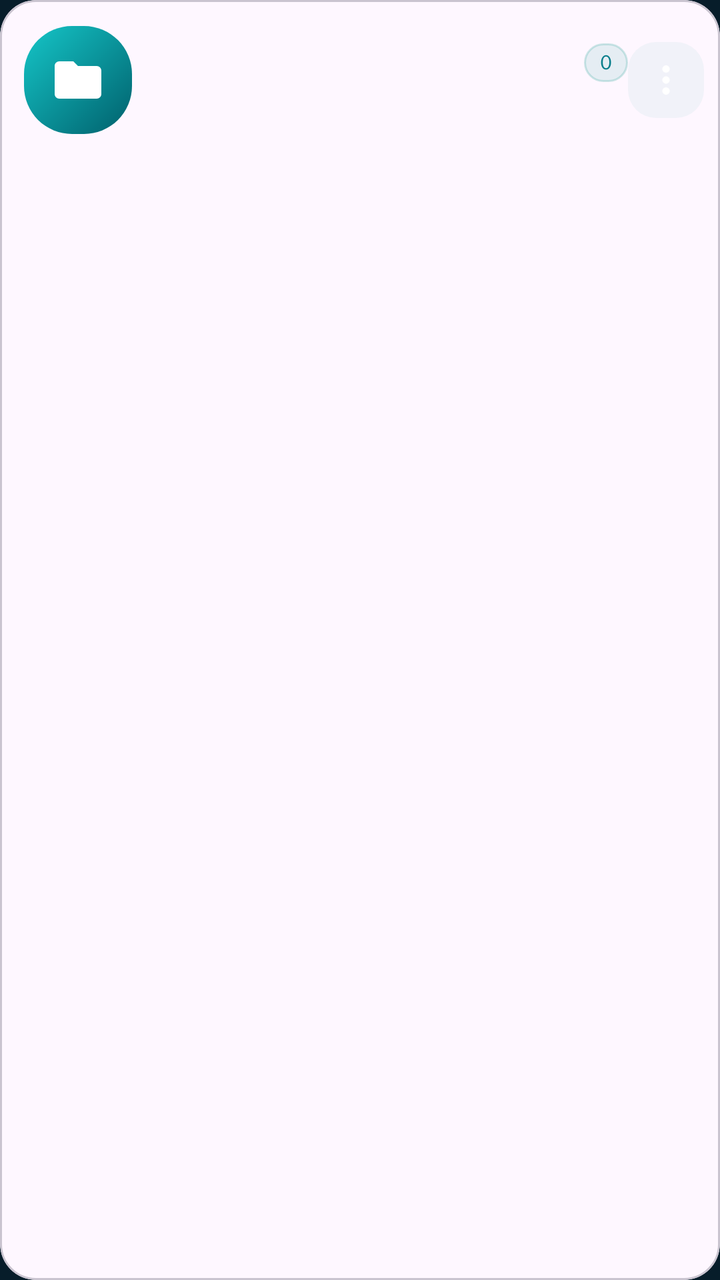
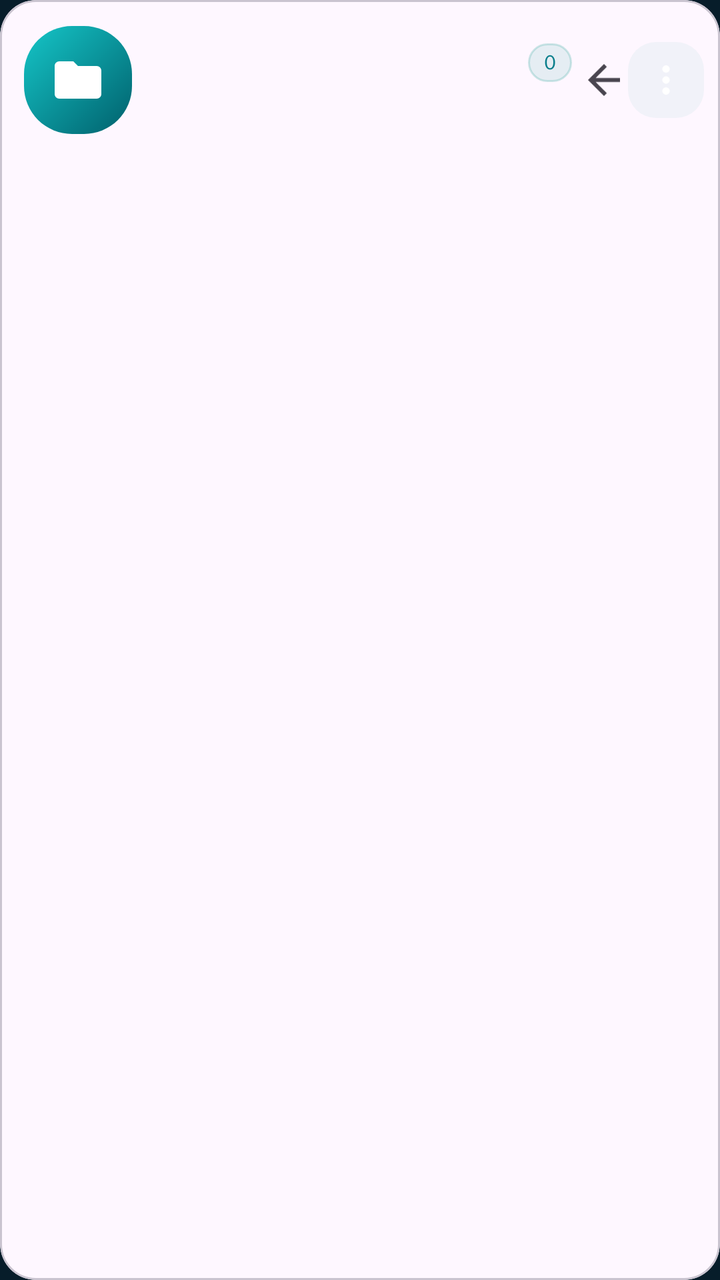

Before-and-after screenshots of an Android layout around one commit, followed by the original layout XML and the change that was made.
<!-- AndroidManifest.xml: application theme Theme.MasahHisabat -->
<!-- res/layout/item_group.xml -->
<?xml version="1.0" encoding="utf-8"?>
<com.google.android.material.card.MaterialCardView xmlns:android="http://schemas.android.com/apk/res/android"
    xmlns:app="http://schemas.android.com/apk/res-auto"
    android:id="@+id/group_card"
    android:layout_width="match_parent"
    android:layout_height="wrap_content"
    android:layout_marginStart="4dp"
    android:layout_marginEnd="4dp"
    android:layout_marginBottom="8dp"
    android:foreground="?attr/selectableItemBackground"
    app:cardCornerRadius="18dp"
    app:cardElevation="0dp"
    app:strokeWidth="1dp">

    <LinearLayout
        android:layout_width="match_parent"
        android:layout_height="wrap_content"
            android:minHeight="80dp"
        android:gravity="center_vertical"
        android:orientation="horizontal"
            android:paddingStart="12dp"
            android:paddingTop="9dp"
            android:paddingEnd="8dp"
            android:paddingBottom="9dp">

        
        <FrameLayout
            android:layout_width="54dp"
            android:layout_height="54dp"
            android:background="@drawable/group_icon_bg"
            android:layout_gravity="center_vertical">
            <ImageView
                android:id="@+id/group_icon"
                android:layout_width="28dp"
                android:layout_height="28dp"
                android:layout_gravity="center"
                android:src="@drawable/ic_folder"
                app:tint="#FFFFFF"
                android:contentDescription="@string/nav_groups" />
        </FrameLayout>

        <LinearLayout
            android:layout_width="0dp"
            android:layout_height="wrap_content"
            android:layout_weight="1"
            android:orientation="vertical"
            android:layout_marginStart="12dp">

            <LinearLayout
                android:layout_width="match_parent"
                android:layout_height="wrap_content"
                android:gravity="center_vertical"
                android:orientation="horizontal">
                <TextView
                    android:id="@+id/group_name"
                    android:layout_width="0dp"
                    android:layout_height="wrap_content"
                    android:layout_weight="1"
                    android:ellipsize="end"
                    android:textSize="16sp"
                    android:singleLine="true"
                    android:includeFontPadding="false"
                    android:fontFamily="@font/tajawal_bold" />
                <ImageView
                    android:id="@+id/group_pin"
                    android:layout_width="20dp"
                    android:layout_height="20dp"
                    android:layout_marginStart="6dp"
                    android:src="@drawable/ic_pin"
                    android:visibility="gone"
                android:contentDescription="فاتورة مثبتة" />
                <TextView
                    android:id="@+id/group_date"
                    android:layout_width="wrap_content"
                    android:layout_height="wrap_content"
                    android:layout_marginStart="8dp"
                    android:textSize="11sp"
                    android:includeFontPadding="false"
                    android:fontFamily="@font/tajawal_medium"
                    android:textColor="@color/day_text_secondary" />

                <TextView
                    android:id="@+id/group_items_count"
                    android:layout_width="wrap_content"
                    android:layout_height="wrap_content"
                    android:layout_marginStart="8dp"
                    android:background="@drawable/group_count_badge"
                    android:minWidth="22dp"
                    android:gravity="center"
                    android:paddingStart="6dp"
                    android:paddingTop="2dp"
                    android:paddingEnd="6dp"
                    android:paddingBottom="2dp"
                    android:text="0"
                    android:textColor="@color/primary"
                    android:textSize="11sp"
                    android:fontFamily="@font/tajawal_bold" />
            </LinearLayout>

            <TextView
                android:id="@+id/group_preview"
                android:layout_width="match_parent"
                android:layout_height="wrap_content"
                android:layout_marginTop="4dp"
                android:ellipsize="end"
                android:maxLines="1"
                android:textSize="13sp"
                android:includeFontPadding="false"
                android:fontFamily="@font/tajawal_medium"
                android:textColor="@color/day_text_secondary" />

        </LinearLayout>

        <ImageView
            android:id="@+id/group_more"
            android:layout_width="38dp"
            android:layout_height="38dp"
            android:padding="8dp"
            android:src="@drawable/ic_more"
            android:background="@drawable/group_more_bg"
            android:clickable="true"
            android:focusable="true"
            android:foreground="?attr/selectableItemBackgroundBorderless"
            android:contentDescription="إجراءات الفاتورة" />
    </LinearLayout>
</com.google.android.material.card.MaterialCardView>
<!-- resources referenced by this layout -->
<resources>
  <color name="day_text_secondary">#466579</color>
  <color name="primary">#087E8B</color>
  <!-- drawable group_count_badge (drawable) -->
  <?xml version="1.0" encoding="utf-8"?>
  <shape xmlns:android="http://schemas.android.com/apk/res/android" android:shape="rectangle">
      <solid android:color="#1A0D9488" />
      <stroke android:width="1dp" android:color="#330D9488" />
      <corners android:radius="12dp" />
  </shape>
  <!-- drawable group_icon_bg (drawable) -->
  <?xml version="1.0" encoding="utf-8"?>
  <shape xmlns:android="http://schemas.android.com/apk/res/android"
      android:shape="rectangle">
      <gradient
          android:angle="135"
          android:startColor="@color/primary_dark"
          android:endColor="@color/accent"
          android:type="linear" />
      <corners android:radius="24dp" />
  </shape>
  <!-- drawable group_more_bg (drawable) -->
  <?xml version="1.0" encoding="utf-8"?>
  <shape xmlns:android="http://schemas.android.com/apk/res/android" android:shape="rectangle">
      <solid android:color="#0D0D9488" />
      <corners android:radius="14dp" />
  </shape>
  <!-- drawable ic_folder (drawable) -->
  <?xml version="1.0" encoding="utf-8"?>
  <vector xmlns:android="http://schemas.android.com/apk/res/android"
      android:width="24dp" android:height="24dp" android:viewportWidth="24" android:viewportHeight="24">
      <path android:fillColor="#FFFFFF"
          android:pathData="M10 4H4c-1.1 0-2 .9-2 2v12c0 1.1.9 2 2 2h16c1.1 0 2-.9 2-2V8c0-1.1-.9-2-2-2h-8l-2-2z"/>
  </vector>
  <!-- drawable ic_more (drawable) -->
  <?xml version="1.0" encoding="utf-8"?>
  <vector xmlns:android="http://schemas.android.com/apk/res/android"
      android:width="24dp" android:height="24dp" android:viewportWidth="24" android:viewportHeight="24">
      <path android:fillColor="#FFFFFF"
          android:pathData="M12 8c1.1 0 2-.9 2-2s-.9-2-2-2-2 .9-2 2 .9 2 2 2zm0 2c-1.1 0-2 .9-2 2s.9 2 2 2 2-.9 2-2-.9-2-2-2zm0 6c-1.1 0-2 .9-2 2s.9 2 2 2 2-.9 2-2-.9-2-2-2z"/>
  </vector>
  <!-- drawable ic_pin (drawable) -->
  <vector xmlns:android="http://schemas.android.com/apk/res/android"
      android:width="24dp"
      android:height="24dp"
      android:viewportWidth="24"
      android:viewportHeight="24">
      <path
          android:fillColor="#FF000000"
          android:pathData="M16,9L16,4L18,4L18,2L6,2L6,4L8,4L8,9L5,12L5,14L11,14L11,22L13,22L13,14L19,14L19,12L16,9ZM10,4L14,4L14,10L16.6,12L7.4,12L10,10L10,4Z" />
  </vector>
  <string name="nav_groups">الفواتير</string>
  <color name="primary_dark">#00606C</color>
  <color name="accent">#15C6C8</color>
  <color name="white">#FFFFFF</color>
  <color name="primary_light">#C9F5F4</color>
  <color name="ic_bg">#06252C</color>
  <color name="night_background">#071D2A</color>
  <style name="TextStyle" parent="@android:style/Widget.TextView">
          <item name="android:fontFamily">@font/tajawal_regular</item>
      </style>
  <style name="Shape.Small" parent="ShapeAppearance.Material3.SmallComponent">
          <item name="cornerSize">12dp</item>
      </style>
  <style name="Shape.Medium" parent="ShapeAppearance.Material3.MediumComponent">
          <item name="cornerSize">16dp</item>
      </style>
  <style name="Shape.Large" parent="ShapeAppearance.Material3.LargeComponent">
          <item name="cornerSize">28dp</item>
      </style>
</resources>

<!-- the commit's change to res/layout/item_group.xml (unified diff, before → after) -->
@@ -66,9 +66,9 @@
                     android:layout_width="20dp"
                     android:layout_height="20dp"
                     android:layout_marginStart="6dp"
-                    android:src="@drawable/ic_pin"
-                    android:visibility="gone"
-                android:contentDescription="فاتورة مثبتة" />
+                android:src="@drawable/ic_pin"
+                android:visibility="gone"
+                android:contentDescription="@string/group_pin_indicator" />
                 <TextView
                     android:id="@+id/group_date"
                     android:layout_width="wrap_content"
@@ -112,6 +112,16 @@
         </LinearLayout>
 
         <ImageView
+            android:id="@+id/group_open_indicator"
+            android:layout_width="24dp"
+            android:layout_height="24dp"
+            android:layout_marginStart="4dp"
+            android:contentDescription="@null"
+            android:importantForAccessibility="no"
+            android:src="@drawable/ic_arrow_back"
+            app:tint="?attr/colorOnSurfaceVariant" />
+
+        <ImageView
             android:id="@+id/group_more"
             android:layout_width="38dp"
             android:layout_height="38dp"
@@ -121,6 +131,6 @@
             android:clickable="true"
             android:focusable="true"
             android:foreground="?attr/selectableItemBackgroundBorderless"
-            android:contentDescription="إجراءات الفاتورة" />
+            android:contentDescription="@string/group_more_actions" />
     </LinearLayout>
 </com.google.android.material.card.MaterialCardView>
<!-- resource entries referenced after the edit -->
@@ -26,6 +26,17 @@
       <solid android:color="#0D0D9488" />
       <corners android:radius="14dp" />
   </shape>
+  <!-- drawable ic_arrow_back (drawable) -->
+  <vector xmlns:android="http://schemas.android.com/apk/res/android"
+      android:width="24dp"
+      android:height="24dp"
+      android:viewportWidth="24"
+      android:viewportHeight="24"
+      android:autoMirrored="true">
+      <path
+          android:fillColor="?attr/colorOnSurface"
+          android:pathData="M20,11L7.83,11l5.59,-5.59L12,4l-8,8 8,8 1.42,-1.41L7.83,13L20,13z" />
+  </vector>
   <!-- drawable ic_folder (drawable) -->
   <?xml version="1.0" encoding="utf-8"?>
   <vector xmlns:android="http://schemas.android.com/apk/res/android"
@@ -50,6 +61,8 @@
           android:fillColor="#FF000000"
           android:pathData="M16,9L16,4L18,4L18,2L6,2L6,4L8,4L8,9L5,12L5,14L11,14L11,22L13,22L13,14L19,14L19,12L16,9ZM10,4L14,4L14,10L16.6,12L7.4,12L10,10L10,4Z" />
   </vector>
+  <string name="group_more_actions">إجراءات الفاتورة</string>
+  <string name="group_pin_indicator">فاتورة مثبتة</string>
   <string name="nav_groups">الفواتير</string>
   <color name="primary_dark">#00606C</color>
   <color name="accent">#15C6C8</color>
